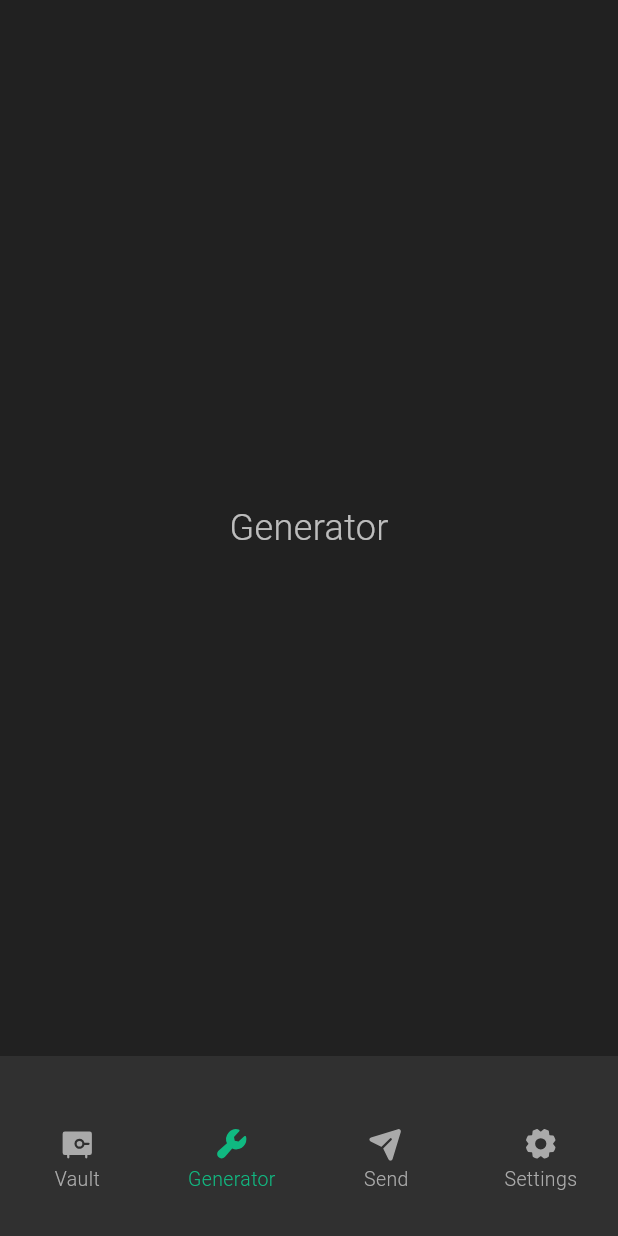
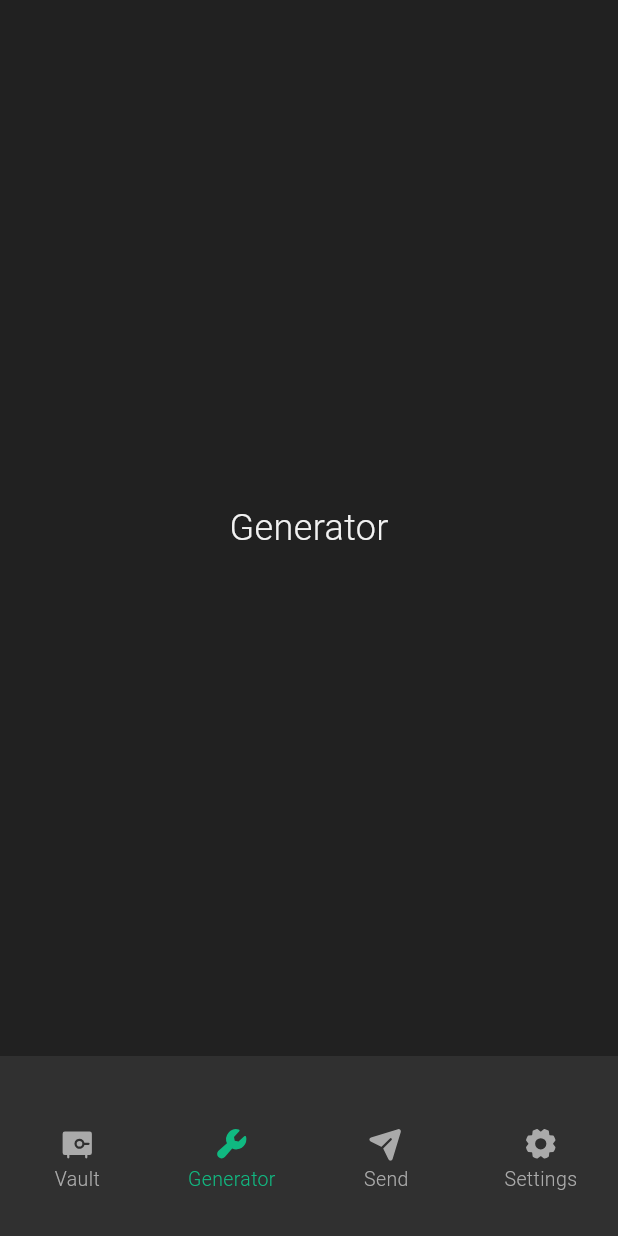
Before and after one commit to cyberfish-dev/pass-tool, a Flutter app: the screen it shows after launch, item 2 of the bottom bar chosen, on a phone screen of 412 x 824 dp. Run offline on Flutter 3.47's test engine with Material 3 defaults, Android fonts, the phone set to English and light mode, and no system bars; our stand-ins replace phosphor_flutter; Roboto replaces fonts that are missing (SFProText).

Commit message:
refactoring 2

```diff
--- a/flutter_app/lib/components/rectangular_notched_rectangle.dart
+++ b/flutter_app/lib/components/rectangular_notched_rectangle.dart
@@ -25,7 +25,7 @@ class RectangularNotchedRectangle extends NotchedShape {
     final nl    = cx - halfW;
     final nr    = cx + halfW;
     final nh    = host.top + notchHeight;
-    final r     = notchRadius;//.clamp(0.0, notchHeight / 2);
+    final r     = notchRadius;
 
     // Carve out an inner rounded notch
     final notch = Path()
--- a/flutter_app/lib/themes/colors.dart
+++ b/flutter_app/lib/themes/colors.dart
@@ -2,7 +2,7 @@ import 'dart:ui';
 
 const darkBg = Color(0xFF212121);
 const darkCard = Color(0xFF303030);
-const textPrimary = Color(0xFFFFFFFF);
-const textSecondary = Color(0xFFAEAEB2);
 const accent = Color(0xFF10B981);
+
 const whiteDull = Color(0xffaaaaaa);
+final textPrimary = Color(0xFFFFFFFF).withAlpha(240);
--- a/flutter_app/lib/themes/main.dart
+++ b/flutter_app/lib/themes/main.dart
@@ -18,7 +18,7 @@ final darkTeme = ThemeData.dark().copyWith(
   colorScheme: ColorScheme.dark(
     primary: accent,
     surface: darkCard,
-    onSurface: textPrimary.withAlpha(240),
+    onSurface: textPrimary,
     secondary: accent,
    ),
    iconTheme: const IconThemeData(
@@ -27,7 +27,7 @@ final darkTeme = ThemeData.dark().copyWith(
   inputDecorationTheme: InputDecorationTheme(
     filled: true,
     fillColor: darkCard,
-    hintStyle: const TextStyle(color: textSecondary),
+    hintStyle: const TextStyle(color: whiteDull),
     border: OutlineInputBorder(
       borderRadius: BorderRadius.circular(12),
       borderSide: BorderSide.none,
```
Also changed, not shown: flutter_app/lib/themes/texts.dart (+9 -8 lines).
